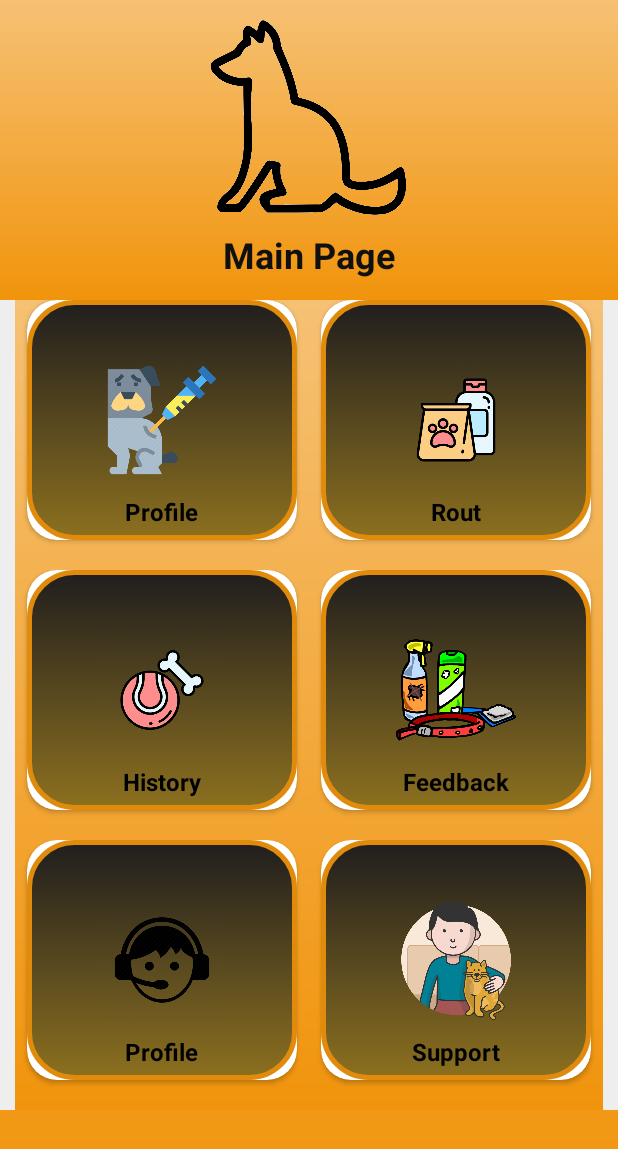
After one commit to UsamaAfzal081/New-Vet-Care, an Android app: the layout dashboard.xml on its own in the app's theme, with its tools: preview values and no code run, on a phone screen of 412 x 824 dp. The commit adds this screen. Shown: the top 1149 px of the screen. Run offline under Robolectric (Android 15) with nearby library versions, the phone set to English and light mode, and no system bars.

Commit message:
added new features

```diff
--- a/app/src/main/java/com/example/musicplayer/MainActivity.java
+++ b/app/src/main/java/com/example/musicplayer/MainActivity.java
@@ -6,40 +6,41 @@ import android.content.Intent;
 import android.os.Bundle;
 import android.view.View;
 import android.widget.Button;
-
 public class MainActivity extends AppCompatActivity {
-
     private Button btnSignUP;
     private Button btnAboutUs;
-    private  Button btnContactUs;
+    private Button btnContactUs;
+    private Button btnLogin;
     @Override
     protected void onCreate(Bundle savedInstanceState) {
         super.onCreate(savedInstanceState);
-
-
+        setContentView(R.layout.activity_main);
         setContentView(R.layout.activity_main);
         setContentView(R.layout.activity_main);
         setContentView(R.layout.activity_main);
         btnContactUs=findViewById(R.id.btnContactUs);
         btnAboutUs=findViewById(R.id.btnAboutUs);
         btnSignUP=findViewById(R.id.btnSignUP);
+        btnLogin=findViewById(R.id.btnLogin);
         btnSignUP.setOnClickListener(new View.OnClickListener() {
             @Override
             public void onClick(View view) {
                 Intent intent= new Intent(MainActivity.this,SignUp.class);
                 startActivity(intent);
-
             }
-        }
-
-
-        );
+        });
+        btnLogin.setOnClickListener(new View.OnClickListener() {
+            @Override
+            public void onClick(View view) {
+                Intent u = new Intent(MainActivity.this,dashboard.class);
+                startActivity(u);
+            }
+        });
         btnAboutUs.setOnClickListener(new View.OnClickListener() {
             @Override
             public void onClick(View view) {
                 Intent i = new Intent(MainActivity.this,AboutUs.class);
                 startActivity(i);
-
             }
         });
         btnContactUs.setOnClickListener(new View.OnClickListener() {
@@ -50,4 +51,12 @@ public class MainActivity extends AppCompatActivity {
             }
         });
     }
+
+    public Button getBtnLogin() {
+        return btnLogin;
+    }
+
+    public void setBtnLogin(Button btnLogin) {
+        this.btnLogin = btnLogin;
+    }
 }
--- a/app/src/main/java/com/example/musicplayer/SignUp.java
+++ b/app/src/main/java/com/example/musicplayer/SignUp.java
@@ -10,5 +10,6 @@ public class SignUp extends AppCompatActivity {
     protected void onCreate(Bundle savedInstanceState) {
         super.onCreate(savedInstanceState);
         setContentView(R.layout.activity_sign_up);
+
     }
 }
--- /dev/null
+++ b/app/src/main/java/com/example/musicplayer/dashboard.java
@@ -0,0 +1,13 @@
+package com.example.musicplayer;
+
+import android.app.Activity;
+import android.content.Intent;
+import android.view.View;
+
+public class dashboard extends Activity {
+
+    public void onClick(View view) {
+        Intent intent = new Intent(dashboard.this, MainActivity.class);
+        startActivity(intent);
+    }
+}
--- a/app/src/main/res/layout/activity_contact_us.xml
+++ b/app/src/main/res/layout/activity_contact_us.xml
@@ -5,7 +5,6 @@
     android:layout_width="match_parent"
     android:layout_height="match_parent"
     android:background="@drawable/btn_gradient"
-
     tools:context=".ContactUs">
     <TextView
         android:id="@+id/TvContactUs"
--- a/app/src/main/res/layout/activity_splash.xml
+++ b/app/src/main/res/layout/activity_splash.xml
@@ -28,9 +28,9 @@
         android:foregroundGravity="center_vertical|center|center_horizontal"
         android:gravity="center|center_horizontal|center_vertical"
         android:text="Welcome to VET CARE"
-        android:textStyle="bold"
         android:textColor="#101010"
         android:textSize="24sp"
+        android:textStyle="bold"
         tools:ignore="HardcodedText" />
 
 </RelativeLayout>
--- /dev/null
+++ b/app/src/main/res/layout/dashboard.xml
@@ -0,0 +1,316 @@
+<?xml version="1.0" encoding="utf-8"?>
+<RelativeLayout xmlns:android="http://schemas.android.com/apk/res/android"
+    xmlns:app="http://schemas.android.com/apk/res-auto"
+    xmlns:tools="http://schemas.android.com/tools"
+    android:layout_width="match_parent"
+    android:layout_height="match_parent"
+    android:background="@drawable/gradient"
+    tools:context=".dashboard">
+
+    <ScrollView
+        android:layout_width="fill_parent"
+        android:layout_height="fill_parent"
+        android:layout_alignParentLeft="true"
+        android:layout_alignParentTop="true"
+        >
+        <RelativeLayout
+            android:layout_width="fill_parent"
+            android:layout_height="fill_parent"
+            android:background="#EEEEEE">
+
+            <LinearLayout
+                android:layout_width="match_parent"
+                android:layout_height="200dp"
+                android:background="@drawable/gradient"
+                android:gravity="center"
+                android:orientation="vertical">
+
+                <ImageView
+                    android:layout_width="130dp"
+                    android:layout_height="130dp"
+                    android:src="@drawable/r">
+                </ImageView>
+
+                <TextView
+                    android:layout_width="wrap_content"
+                    android:layout_height="wrap_content"
+                    android:layout_marginTop="10dp"
+                    android:text="Main Page"
+                    android:textColor="#101010"
+                    android:textSize="24sp"
+                    android:textStyle="bold">
+                </TextView>
+            </LinearLayout>
+
+            <LinearLayout
+                android:background="@drawable/gradient"
+                android:layout_width="match_parent"
+                android:layout_height="wrap_content"
+                android:orientation="vertical"
+                android:layout_marginTop="200dp"
+                android:layout_marginLeft="10dp"
+                android:layout_marginRight="10dp"
+                >
+                <LinearLayout
+                    android:layout_width="match_parent"
+                    android:layout_height="180dp"
+                    android:orientation="horizontal">
+
+                    <androidx.cardview.widget.CardView
+                        android:layout_width="0dp"
+                        android:layout_height="160dp"
+                        android:layout_weight="1"
+                        android:layout_marginLeft="8dp"
+                        android:layout_marginRight="8dp"
+                        app:cardCornerRadius="20dp">
+                        <RelativeLayout
+                            android:background="@drawable/btn_gradient"
+                            android:layout_width="match_parent"
+                            android:layout_height="match_parent">
+                            <ImageView
+                                android:layout_width="80dp"
+                                android:layout_height="80dp"
+                                android:id="@+id/profile"
+                                android:src="@drawable/medicine"
+                                android:layout_centerInParent="true">
+                            </ImageView>
+                            <TextView
+                                android:layout_width="wrap_content"
+                                android:layout_height="wrap_content"
+                                android:id="@+id/txtprofile"
+                                android:text="Profile"
+                                android:textSize="16sp"
+                                android:textStyle="bold"
+                                android:layout_centerInParent="true"
+                                android:layout_marginTop="10dp"
+                                android:textColor="#000"
+                                android:layout_below="@+id/profile">
+                            </TextView>
+
+                            <Button
+                                android:id="@+id/btnprofile"
+                                android:layout_width="match_parent"
+                                android:layout_height="match_parent"
+                                android:background="@android:color/transparent"
+                                android:onClick="profilebtn">
+                            </Button>
+                        </RelativeLayout>
+
+                    </androidx.cardview.widget.CardView>
+                    <androidx.cardview.widget.CardView
+                        android:layout_width="0dp"
+                        android:layout_height="160dp"
+                        android:layout_weight="1"
+                        android:layout_marginLeft="8dp"
+                        android:layout_marginRight="8dp"
+                        app:cardCornerRadius="20dp">
+                        <RelativeLayout
+                            android:background="@drawable/btn_gradient"
+                            android:layout_width="match_parent"
+                            android:layout_height="match_parent">
+                            <ImageView
+                                android:layout_width="80dp"
+                                android:layout_height="80dp"
+                                android:id="@+id/rute"
+                                android:src="@drawable/foods"
+                                android:layout_centerInParent="true">
+                            </ImageView>
+                            <TextView
+                                android:layout_width="wrap_content"
+                                android:layout_height="wrap_content"
+                                android:id="@+id/txtrute"
+                                android:text="Rout"
+                                android:textSize="16sp"
+                                android:textStyle="bold"
+                                android:layout_centerInParent="true"
+                                android:layout_marginTop="10dp"
+                                android:textColor="#000"
+                                android:layout_below="@+id/rute">
+                            </TextView>
+                            <Button
+                                android:layout_width="match_parent"
+                                android:layout_height="match_parent"
+                                android:id="@+id/btnrout"
+                                android:background="@android:color/transparent"></Button>
+                        </RelativeLayout>
+
+                    </androidx.cardview.widget.CardView>
+
+                </LinearLayout>
+                <LinearLayout
+
+                    android:layout_width="match_parent"
+                    android:layout_height="180dp"
+                    android:orientation="horizontal">
+
+                    <androidx.cardview.widget.CardView
+                        android:layout_width="0dp"
+                        android:layout_height="160dp"
+                        android:layout_weight="1"
+                        android:layout_marginLeft="8dp"
+                        android:layout_marginRight="8dp"
+                        app:cardCornerRadius="20dp">
+                        <RelativeLayout
+                            android:background="@drawable/btn_gradient"
+                            android:layout_width="match_parent"
+                            android:layout_height="match_parent">
+                            <ImageView
+                                android:layout_width="80dp"
+                                android:layout_height="80dp"
+                                android:id="@+id/history"
+                                android:src="@drawable/toys"
+                                android:layout_centerInParent="true">
+                            </ImageView>
+                            <TextView
+                                android:layout_width="wrap_content"
+                                android:layout_height="wrap_content"
+                                android:id="@+id/txthistory"
+                                android:text="History"
+                                android:textSize="16sp"
+                                android:textStyle="bold"
+                                android:layout_centerInParent="true"
+                                android:layout_marginTop="10dp"
+                                android:textColor="#000"
+                                android:layout_below="@+id/history">
+                            </TextView>
+                            <Button
+                                android:layout_width="match_parent"
+                                android:layout_height="match_parent"
+                                android:id="@+id/btnhistory"
+                                android:background="@android:color/transparent"></Button>
+                        </RelativeLayout>
+
+                    </androidx.cardview.widget.CardView>
+                    <androidx.cardview.widget.CardView
+                        android:layout_width="0dp"
+                        android:layout_height="160dp"
+                        android:layout_weight="1"
+                        android:layout_marginLeft="8dp"
+                        android:layout_marginRight="8dp"
+                        app:cardCornerRadius="20dp">
+                        <RelativeLayout
+                            android:background="@drawable/btn_gradient"
+                            android:layout_width="match_parent"
+                            android:layout_height="match_parent">
+                            <ImageView
+                                android:layout_width="80dp"
+                                android:layout_height="80dp"
+                                android:id="@+id/feedback"
+                                android:src="@drawable/things"
+                                android:layout_centerInParent="true">
+                            </ImageView>
+                            <TextView
+                                android:layout_width="wrap_content"
+                                android:layout_height="wrap_content"
+                                android:id="@+id/txtfeedback"
+                                android:text="Feedback"
+                                android:textSize="16sp"
+                                android:textStyle="bold"
+                                android:layout_centerInParent="true"
+                                android:layout_marginTop="10dp"
+                                android:textColor="#000"
+                                android:layout_below="@+id/feedback">
+                            </TextView>
+                            <Button
+                                android:layout_width="match_parent"
+                                android:layout_height="match_parent"
+                                android:id="@+id/btnfeedbak"
+                                android:background="@android:color/transparent"></Button>
+                        </RelativeLayout>
+
+                    </androidx.cardview.widget.CardView>
+
+                </LinearLayout>
+                <LinearLayout
+                    android:layout_width="match_parent"
+                    android:layout_height="180dp"
+                    android:orientation="horizontal">
+
+                    <androidx.cardview.widget.CardView
+                        android:layout_width="0dp"
+                        android:layout_height="160dp"
+                        android:layout_weight="1"
+                        android:layout_marginLeft="8dp"
+                        android:layout_marginRight="8dp"
+                        app:cardCornerRadius="20dp">
+                        <RelativeLayout
+                            android:background="@drawable/btn_gradient"
+                            android:layout_width="match_parent"
+                            android:layout_height="match_parent">
+                            <ImageView
+                                android:layout_width="80dp"
+                                android:layout_height="80dp"
+                                android:id="@+id/setting"
+                                android:src="@drawable/help"
+                                android:layout_centerInParent="true">
+                            </ImageView>
+                            <TextView
+                                android:layout_width="wrap_content"
+                                android:layout_height="wrap_content"
+                                android:id="@+id/txtsetting"
+                                android:text="Profile"
+                                android:textSize="16sp"
+                                android:textStyle="bold"
+                                android:layout_centerInParent="true"
+                                android:layout_marginTop="10dp"
+                                android:textColor="#000"
+                                android:layout_below="@+id/setting">
+                            </TextView>
+
+                            <Button
+                                android:id="@+id/btnsetting"
+                                android:layout_width="match_parent"
+                                android:layout_height="match_parent"
+                                android:background="@android:color/transparent"></Button>
+                        </RelativeLayout>
+
+                    </androidx.cardview.widget.CardView>
+                    <androidx.cardview.widget.CardView
+                        android:layout_width="0dp"
+                        android:layout_height="160dp"
+                        android:layout_weight="1"
+                        android:layout_marginLeft="8dp"
+                        android:layout_marginRight="8dp"
+                        app:cardCornerRadius="20dp">
+                        <RelativeLayout
+                            android:background="@drawable/btn_gradient"
+                            android:layout_width="match_parent"
+                            android:layout_height="match_parent">
+                            <ImageView
+                                android:layout_width="80dp"
+                                android:layout_height="80dp"
+                                android:id="@+id/support"
+                                android:src="@drawable/vet"
+                                android:layout_centerInParent="true">
+                            </ImageView>
+                            <TextView
+                                android:layout_width="wrap_content"
+                                android:layout_height="wrap_content"
+                                android:id="@+id/txtsupport"
+                                android:text="Support"
+                                android:textSize="16sp"
+                                android:textStyle="bold"
+                                android:layout_centerInParent="true"
+                                android:layout_marginTop="10dp"
+                                android:textColor="#000"
+                                android:layout_below="@+id/support">
+                            </TextView>
+
+                            <Button
+                                android:id="@+id/btnsupport"
+                                android:layout_width="match_parent"
+                                android:layout_height="match_parent"
+                                android:background="@android:color/transparent"></Button>
+                        </RelativeLayout>
+
+                    </androidx.cardview.widget.CardView>
+
+                </LinearLayout>
+
+            </LinearLayout>
+
+
+
+        </RelativeLayout>
+    </ScrollView>
+</RelativeLayout>
```
Also changed, not shown: app/src/main/res/layout/activity_main.xml (+1 -7 lines), app/src/main/res/drawable/foods.webp (added), app/src/main/res/drawable/help.png (added), app/src/main/res/drawable/medicine.webp (added), app/src/main/res/drawable/things.png (added), app/src/main/res/drawable/toys.png (added), app/src/main/res/drawable/vet.png (added), app/src/main/res/drawable/vett.png (added).
